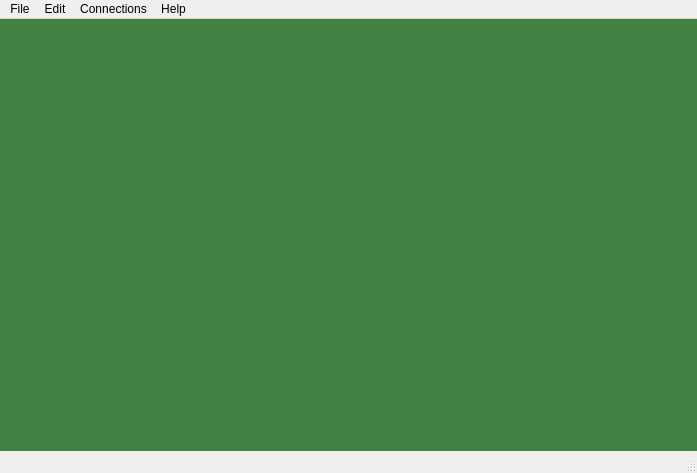
This is gsmmanager/MainWindow.ui in a-ilin/wwaneric as Qt 5 draws it before an edit. The edited form follows.
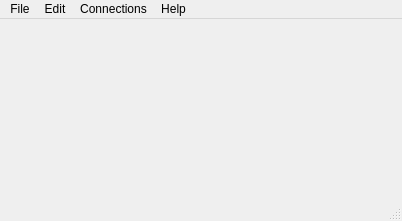
This is the edited form.

```diff
--- a/gsmmanager/MainWindow.ui
+++ b/gsmmanager/MainWindow.ui
@@ -6,63 +6,23 @@
    <rect>
     <x>0</x>
     <y>0</y>
-    <width>697</width>
-    <height>473</height>
+    <width>402</width>
+    <height>221</height>
    </rect>
   </property>
   <property name="windowTitle">
    <string>wwanEric</string>
   </property>
-  <widget class="QWidget" name="centralWidget">
-   <layout class="QHBoxLayout" name="horizontalLayout">
-    <property name="spacing">
-     <number>0</number>
-    </property>
-    <property name="leftMargin">
-     <number>0</number>
-    </property>
-    <property name="topMargin">
-     <number>0</number>
-    </property>
-    <property name="rightMargin">
-     <number>0</number>
-    </property>
-    <property name="bottomMargin">
-     <number>0</number>
-    </property>
-    <item>
-     <widget class="QMdiArea" name="mdiArea">
-      <property name="verticalScrollBarPolicy">
-       <enum>Qt::ScrollBarAsNeeded</enum>
-      </property>
-      <property name="horizontalScrollBarPolicy">
-       <enum>Qt::ScrollBarAsNeeded</enum>
-      </property>
-      <property name="sizeAdjustPolicy">
-       <enum>QAbstractScrollArea::AdjustToContents</enum>
-      </property>
-      <property name="background">
-       <brush brushstyle="SolidPattern">
-        <color alpha="255">
-         <red>66</red>
-         <green>129</green>
-         <blue>66</blue>
-        </color>
-       </brush>
-      </property>
-      <property name="activationOrder">
-       <enum>QMdiArea::ActivationHistoryOrder</enum>
-      </property>
-     </widget>
-    </item>
-   </layout>
-  </widget>
+  <property name="dockNestingEnabled">
+   <bool>true</bool>
+  </property>
+  <widget class="QWidget" name="centralWidget"/>
   <widget class="QMenuBar" name="menuBar">
    <property name="geometry">
     <rect>
      <x>0</x>
      <y>0</y>
-     <width>697</width>
+     <width>402</width>
      <height>18</height>
     </rect>
    </property>
```
Left out of the diff: 13 changed lines with no effect on the pictures.
